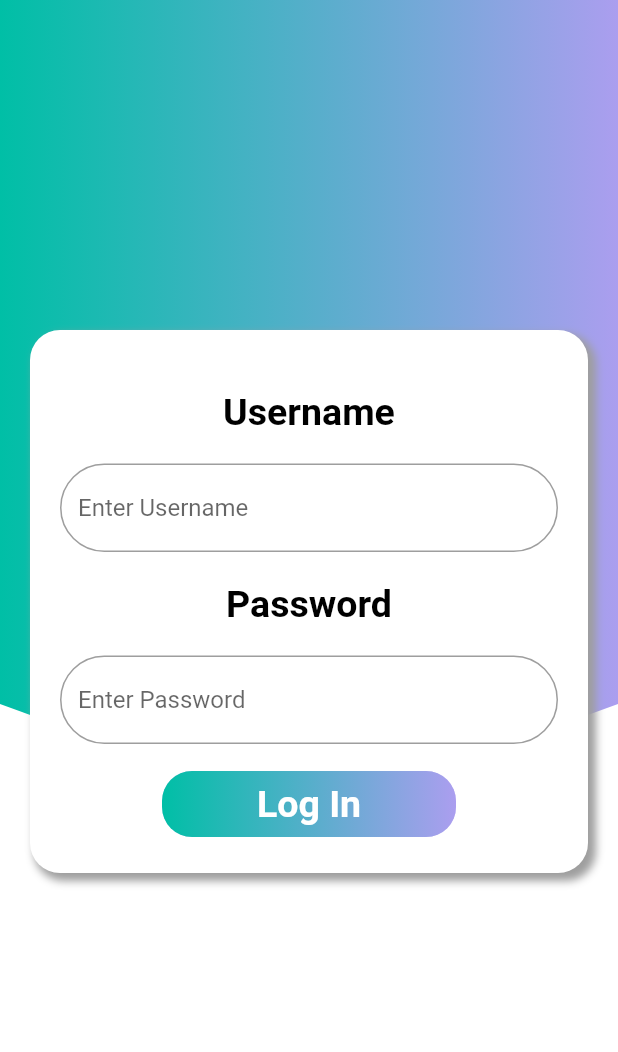
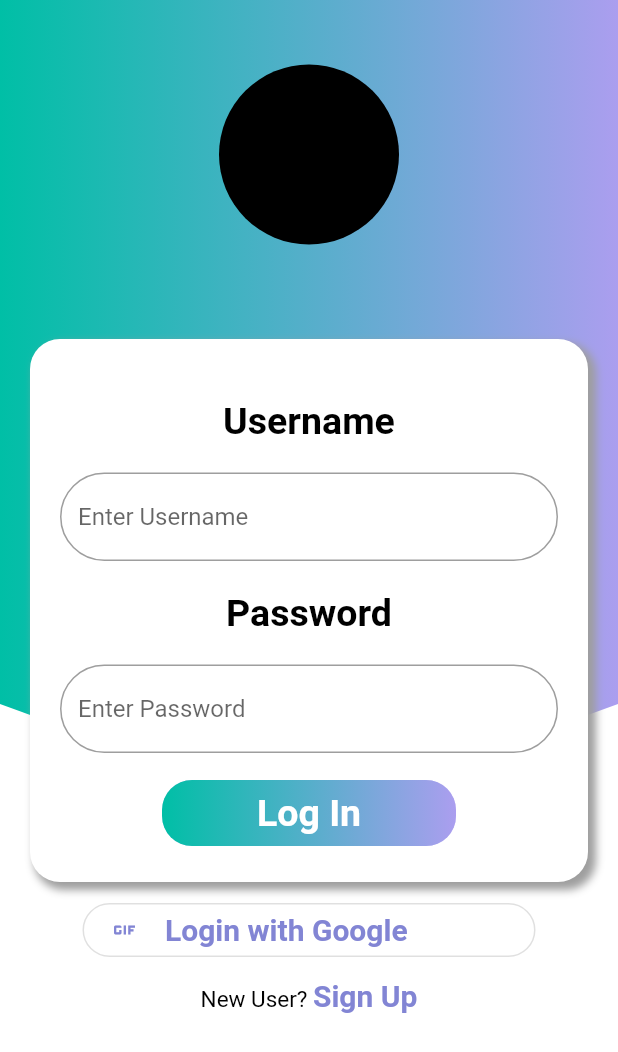
Before and after one commit to shreyans-codes/avecgroupapp, a Flutter app: the screen it shows after launch, on a phone screen of 412 x 824 dp. Shown: the top 1052 px of the screen. Run offline on Flutter 3.47's test engine with Material 2 defaults, Android fonts, the phone set to English and light mode, and no system bars; drawn by our look-alikes of gradient_widgets.

Commit message:
login phase 2

```diff
--- a/lib/screens/login/login.dart
+++ b/lib/screens/login/login.dart
@@ -1,5 +1,7 @@
 import 'package:avecgroupapp/screens/login/loginForm.dart';
 import 'package:avecgroupapp/ui/colors.dart';
+import 'package:avecgroupapp/ui/textStyles.dart';
+import 'package:flutter/gestures.dart';
 import 'package:flutter/material.dart';
 import 'package:avecgroupapp/widgets/clipper.dart';
 
@@ -7,40 +9,75 @@ class LogIn extends StatelessWidget {
   @override
   Widget build(BuildContext context) {
     return Scaffold(
+      //resizeToAvoidBottomPadding: false,
       body: Stack(
         children: <Widget>[
           CustomBackgroundDrop(),
-          Padding(
-            padding: const EdgeInsets.only(
-              top: 200.0,
-            ),
-            child: ListView(
-              padding: EdgeInsets.all(20.0),
-              children: <Widget>[OurLoginForm()],
-            ),
+          Column(
+            mainAxisSize: MainAxisSize.max,
+            children: <Widget>[
+              Expanded(
+                  flex: 1,
+                  child: Center(
+                    child: CircleAvatar(
+                      radius: 60.0,
+                      backgroundColor: Colors.black,
+                    ),
+                  )),
+              Expanded(
+                flex: 3,
+                child: ListView(
+                  padding: EdgeInsets.all(20.0),
+                  children: <Widget>[
+                    OurLoginForm(),
+                    Padding(
+                      padding: const EdgeInsets.fromLTRB(35.0, 8.0, 35.0, 8.0),
+                      child: OutlineButton(
+                        shape: RoundedRectangleBorder(
+                          borderRadius: BorderRadius.circular(30.0),
+                        ),
+                        color: globalPurple,
+                        splashColor: globalPurple,
+                        onPressed: () {},
+                        child: Row(
+                          mainAxisAlignment: MainAxisAlignment.start,
+                          children: <Widget>[
+                            Icon(
+                              Icons.gif,
+                              color: globalPurple,
+                            ),
+                            Padding(
+                              padding: const EdgeInsets.only(left: 15.0),
+                              child: Text(
+                                "Login with Google",
+                                style: buttonStyle2,
+                              ),
+                            ),
+                          ],
+                        ),
+                      ),
+                    ),
+                    Center(
+                      child: RichText(
+                          text: TextSpan(
+                        style: signUpStyle1,
+                        children: <TextSpan>[
+                          TextSpan(text: "New User? "),
+                          TextSpan(text: "Sign Up", style: signUpStyleLink,
+                          recognizer: TapGestureRecognizer()
+                          ..onTap = () {
+                            print("That Tickles!");
+                          }),
+                        ],
+                      )),
+                    )
+                  ],
+                ),
+              ),
+            ],
           ),
         ],
       ),
     );
   }
 }
-
-class CustomBackgroundDrop extends StatelessWidget {
-  const CustomBackgroundDrop({
-    Key key,
-  }) : super(key: key);
-
-  @override
-  Widget build(BuildContext context) {
-    return ClipPath(
-      clipper: MyClipper(),
-      child: Container(
-        width: double.infinity,
-        height: MediaQuery.of(context).size.height / 1.5,
-        decoration: BoxDecoration(
-          gradient: commonGradient,
-        ),
-      ),
-    );
-  }
-}
--- a/lib/ui/textStyles.dart
+++ b/lib/ui/textStyles.dart
@@ -1,3 +1,4 @@
+import 'package:avecgroupapp/ui/colors.dart';
 import 'package:flutter/material.dart';
 
 var loginStyle1 = TextStyle(
@@ -11,3 +12,21 @@ var buttonStyle1 = TextStyle(
   fontSize: 25.0,
   fontWeight: FontWeight.bold
 );
+
+var buttonStyle2 = TextStyle(
+  color: globalPurple,
+  fontSize: 20.0,
+  fontWeight: FontWeight.bold,
+);
+
+var signUpStyle1 = TextStyle(
+  color: Colors.black,
+  fontSize: 15.0,
+  fontWeight: FontWeight.normal
+);
+
+var signUpStyleLink = TextStyle(
+  color: globalPurple,
+  fontSize: 20.0,
+  fontWeight: FontWeight.bold
+);
--- a/lib/widgets/clipper.dart
+++ b/lib/widgets/clipper.dart
@@ -1,5 +1,25 @@
+import 'package:avecgroupapp/ui/colors.dart';
 import 'package:flutter/material.dart';
 
+class CustomBackgroundDrop extends StatelessWidget {
+  const CustomBackgroundDrop({
+    Key key,
+  }) : super(key: key);
+
+  @override
+  Widget build(BuildContext context) {
+    return ClipPath(
+      clipper: MyClipper(),
+      child: Container(
+        width: double.infinity,
+        height: MediaQuery.of(context).size.height / 1.5,
+        decoration: BoxDecoration(
+          gradient: commonGradient,
+        ),
+      ),
+    );
+  }
+}
 class MyClipper extends CustomClipper<Path> {
   @override
   Path getClip(Size size) {
```
